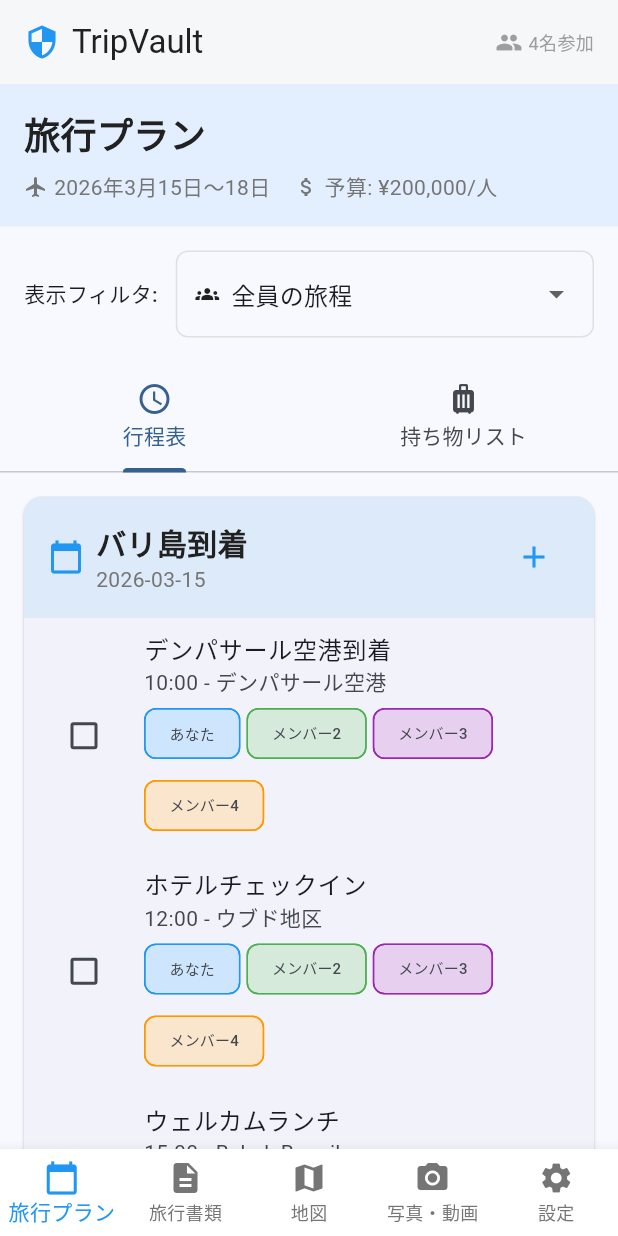
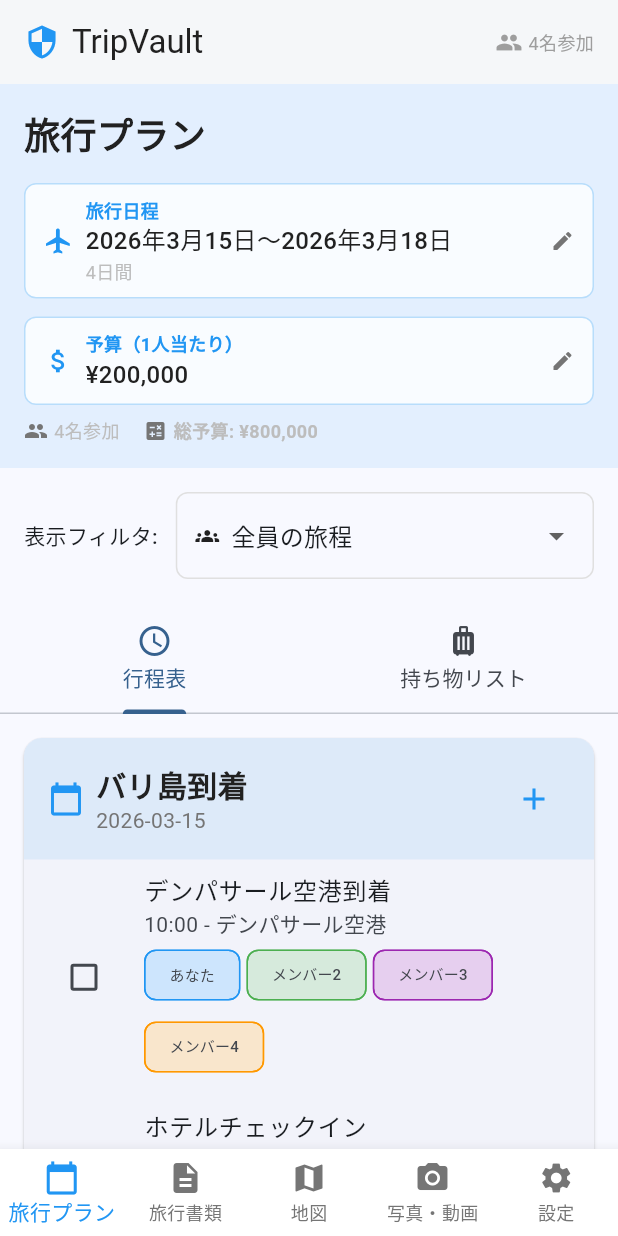
Before and after one commit to shimogun/TripVault, a Flutter app: the screen it shows after launch, on a phone screen of 412 x 824 dp. Run offline on Flutter 3.47's test engine with Material 3 defaults, Android fonts, the phone set to English and light mode, and no system bars; our stand-ins replace cached_network_image, cloud_firestore, connectivity_plus, firebase_auth, firebase_core, firebase_messaging and 10 more; accounts and stored records are empty.

Commit message:
Add editable travel date and budget functionality to itinerary header
- Create TripInfo model for travel information management
- Implement EditableTripHeader widget with date picker and budget editor
- Add date range picker for travel dates with visual feedback
- Add inline budget editing with currency formatting
- Calculate and display trip duration and total budget automatically
- Replace static header with interactive editable components
- Support number formatting for budget input (commas, currency)
- Maintain consistent styling with app theme

Features added:
✓ Tap date section to open date range picker
✓ Tap budget section to edit budget per person
✓ Auto-calculate total budget and trip duration
✓ Proper input validation and formatting

🤖 Generated with [Claude Code](https://claude.ai/code)

Co-Authored-By: Claude <noreply@anthropic.com>

```diff
--- /dev/null
+++ b/lib/models/trip_info.dart
@@ -0,0 +1,84 @@
+class TripInfo {
+  final String id;
+  String title;
+  String destination;
+  DateTime startDate;
+  DateTime endDate;
+  double budgetPerPerson;
+  int participantCount;
+
+  TripInfo({
+    required this.id,
+    required this.title,
+    required this.destination,
+    required this.startDate,
+    required this.endDate,
+    required this.budgetPerPerson,
+    required this.participantCount,
+  });
+
+  // 旅行日数を計算
+  int get durationInDays {
+    return endDate.difference(startDate).inDays + 1;
+  }
+
+  // 総予算を計算
+  double get totalBudget {
+    return budgetPerPerson * participantCount;
+  }
+
+  // 日付範囲の文字列表現
+  String get dateRangeString {
+    final startFormatted = '${startDate.year}年${startDate.month}月${startDate.day}日';
+    final endFormatted = '${endDate.year}年${endDate.month}月${endDate.day}日';
+    return '$startFormatted〜$endFormatted';
+  }
+
+  // 予算の文字列表現
+  String get budgetString {
+    return '¥${budgetPerPerson.toStringAsFixed(0)}/人';
+  }
+
+  Map<String, dynamic> toMap() {
+    return {
+      'id': id,
+      'title': title,
+      'destination': destination,
+      'startDate': startDate.toIso8601String(),
+      'endDate': endDate.toIso8601String(),
+      'budgetPerPerson': budgetPerPerson,
+      'participantCount': participantCount,
+    };
+  }
+
+  factory TripInfo.fromMap(Map<String, dynamic> map) {
+    return TripInfo(
+      id: map['id'],
+      title: map['title'],
+      destination: map['destination'],
+      startDate: DateTime.parse(map['startDate']),
+      endDate: DateTime.parse(map['endDate']),
+      budgetPerPerson: map['budgetPerPerson']?.toDouble() ?? 0.0,
+      participantCount: map['participantCount'] ?? 1,
+    );
+  }
+
+  TripInfo copyWith({
+    String? title,
+    String? destination,
+    DateTime? startDate,
+    DateTime? endDate,
+    double? budgetPerPerson,
+    int? participantCount,
+  }) {
+    return TripInfo(
+      id: id,
+      title: title ?? this.title,
+      destination: destination ?? this.destination,
+      startDate: startDate ?? this.startDate,
+      endDate: endDate ?? this.endDate,
+      budgetPerPerson: budgetPerPerson ?? this.budgetPerPerson,
+      participantCount: participantCount ?? this.participantCount,
+    );
+  }
+}
--- a/lib/screens/itinerary_screen.dart
+++ b/lib/screens/itinerary_screen.dart
@@ -1,7 +1,9 @@
 import 'package:flutter/material.dart';
 import '../models/trip_models.dart';
+import '../models/trip_info.dart';
 import '../constants/app_constants.dart';
 import '../constants/app_theme.dart';
+import '../widgets/editable_trip_header.dart';
 
 class ItineraryScreen extends StatefulWidget {
   const ItineraryScreen({super.key});
@@ -17,6 +19,28 @@ class _ItineraryScreenState extends State<ItineraryScreen> {
   String _newLocation = '';
   String _selectedFilter = 'all'; // all, me, group
 
+  late TripInfo _tripInfo;
+
+  @override
+  void initState() {
+    super.initState();
+    _tripInfo = TripInfo(
+      id: 'trip_001',
+      title: 'バリ島旅行',
+      destination: 'バリ島、インドネシア',
+      startDate: DateTime(2026, 3, 15),
+      endDate: DateTime(2026, 3, 18),
+      budgetPerPerson: 200000,
+      participantCount: 4,
+    );
+  }
+
+  void _onTripInfoChanged(TripInfo newTripInfo) {
+    setState(() {
+      _tripInfo = newTripInfo;
+    });
+    // TODO: 実際のアプリではここでFirestoreに保存
+  }
 
   List<PackingItem> _packingItems = [
     PackingItem(id: 1, name: 'パスポート', category: '必需品'),
@@ -237,36 +261,9 @@ class _ItineraryScreenState extends State<ItineraryScreen> {
       body: Column(
         children: [
           // Header section
-          Container(
-            padding: const EdgeInsets.all(16),
-            color: AppTheme.primaryColor.withValues(alpha: 0.1),
-            child: Column(
-              crossAxisAlignment: CrossAxisAlignment.start,
-              children: [
-                Text(
-                  AppStrings.itineraryTab,
-                  style: AppTextStyles.h2,
-                ),
-                const SizedBox(height: 8),
-                Row(
-                  children: [
-                    const Icon(Icons.flight, size: 16, color: AppTheme.textSecondary),
-                    const SizedBox(width: 4),
-                    const Text(
-                      '2026年3月15日〜18日',
-                      style: TextStyle(color: AppTheme.textSecondary),
-                    ),
-                    const SizedBox(width: 16),
-                    const Icon(Icons.attach_money, size: 16, color: AppTheme.textSecondary),
-                    const SizedBox(width: 4),
-                    const Text(
-                      '予算: ¥200,000/人',
-                      style: TextStyle(color: AppTheme.textSecondary),
-                    ),
-                  ],
-                ),
-              ],
-            ),
+          EditableTripHeader(
+            tripInfo: _tripInfo,
+            onTripInfoChanged: _onTripInfoChanged,
           ),
           // Filter section
           Container(
--- /dev/null
+++ b/lib/widgets/editable_trip_header.dart
@@ -0,0 +1,295 @@
+import 'package:flutter/material.dart';
+import 'package:flutter/services.dart';
+import 'package:intl/intl.dart';
+import '../models/trip_info.dart';
+import '../constants/app_theme.dart';
+import '../constants/app_constants.dart';
+
+class EditableTripHeader extends StatefulWidget {
+  final TripInfo tripInfo;
+  final Function(TripInfo) onTripInfoChanged;
+
+  const EditableTripHeader({
+    super.key,
+    required this.tripInfo,
+    required this.onTripInfoChanged,
+  });
+
+  @override
+  State<EditableTripHeader> createState() => _EditableTripHeaderState();
+}
+
+class _EditableTripHeaderState extends State<EditableTripHeader> {
+  late TripInfo _currentTripInfo;
+  final TextEditingController _budgetController = TextEditingController();
+  bool _isEditingBudget = false;
+
+  @override
+  void initState() {
+    super.initState();
+    _currentTripInfo = widget.tripInfo;
+    _budgetController.text = _currentTripInfo.budgetPerPerson.toStringAsFixed(0);
+  }
+
+  @override
+  void dispose() {
+    _budgetController.dispose();
+    super.dispose();
+  }
+
+  Future<void> _selectDateRange() async {
+    final DateTimeRange? picked = await showDateRangePicker(
+      context: context,
+      firstDate: DateTime.now(),
+      lastDate: DateTime.now().add(const Duration(days: 365 * 2)),
+      initialDateRange: DateTimeRange(
+        start: _currentTripInfo.startDate,
+        end: _currentTripInfo.endDate,
+      ),
+      builder: (context, child) {
+        return Theme(
+          data: Theme.of(context).copyWith(
+            colorScheme: ColorScheme.fromSeed(seedColor: AppTheme.primaryColor),
+          ),
+          child: child!,
+        );
+      },
+    );
+
+    if (picked != null) {
+      setState(() {
+        _currentTripInfo = _currentTripInfo.copyWith(
+          startDate: picked.start,
+          endDate: picked.end,
+        );
+      });
+      widget.onTripInfoChanged(_currentTripInfo);
+    }
+  }
+
+  void _saveBudget() {
+    final budgetText = _budgetController.text.replaceAll(',', '');
+    final budget = double.tryParse(budgetText) ?? _currentTripInfo.budgetPerPerson;
+
+    setState(() {
+      _currentTripInfo = _currentTripInfo.copyWith(budgetPerPerson: budget);
+      _isEditingBudget = false;
+    });
+    widget.onTripInfoChanged(_currentTripInfo);
+  }
+
+  void _cancelBudgetEdit() {
+    setState(() {
+      _budgetController.text = _currentTripInfo.budgetPerPerson.toStringAsFixed(0);
+      _isEditingBudget = false;
+    });
+  }
+
+  String _formatCurrency(double amount) {
+    final formatter = NumberFormat('#,###');
+    return '¥${formatter.format(amount)}';
+  }
+
+  @override
+  Widget build(BuildContext context) {
+    return Container(
+      padding: const EdgeInsets.all(16),
+      color: AppTheme.primaryColor.withValues(alpha: 0.1),
+      child: Column(
+        crossAxisAlignment: CrossAxisAlignment.start,
+        children: [
+          Text(
+            AppStrings.itineraryTab,
+            style: AppTextStyles.h2,
+          ),
+          const SizedBox(height: 16),
+
+          // 日程選択セクション
+          InkWell(
+            onTap: _selectDateRange,
+            borderRadius: BorderRadius.circular(8),
+            child: Container(
+              padding: const EdgeInsets.symmetric(vertical: 8, horizontal: 12),
+              decoration: BoxDecoration(
+                border: Border.all(color: AppTheme.primaryColor.withValues(alpha: 0.3)),
+                borderRadius: BorderRadius.circular(8),
+                color: Colors.white.withValues(alpha: 0.8),
+              ),
+              child: Row(
+                children: [
+                  const Icon(Icons.flight, size: 20, color: AppTheme.primaryColor),
+                  const SizedBox(width: 8),
+                  Expanded(
+                    child: Column(
+                      crossAxisAlignment: CrossAxisAlignment.start,
+                      children: [
+                        Text(
+                          '旅行日程',
+                          style: AppTextStyles.caption.copyWith(
+                            color: AppTheme.primaryColor,
+                            fontWeight: FontWeight.w600,
+                          ),
+                        ),
+                        Text(
+                          _currentTripInfo.dateRangeString,
+                          style: AppTextStyles.body1.copyWith(
+                            fontWeight: FontWeight.w500,
+                          ),
+                        ),
+                        Text(
+                          '${_currentTripInfo.durationInDays}日間',
+                          style: AppTextStyles.caption,
+                        ),
+                      ],
+                    ),
+                  ),
+                  const Icon(Icons.edit, size: 16, color: AppTheme.textSecondary),
+                ],
+              ),
+            ),
+          ),
+
+          const SizedBox(height: 12),
+
+          // 予算編集セクション
+          InkWell(
+            onTap: () {
+              setState(() {
+                _isEditingBudget = true;
+              });
+            },
+            borderRadius: BorderRadius.circular(8),
+            child: Container(
+              padding: const EdgeInsets.symmetric(vertical: 8, horizontal: 12),
+              decoration: BoxDecoration(
+                border: Border.all(color: AppTheme.primaryColor.withValues(alpha: 0.3)),
+                borderRadius: BorderRadius.circular(8),
+                color: Colors.white.withValues(alpha: 0.8),
+              ),
+              child: Row(
+                children: [
+                  const Icon(Icons.attach_money, size: 20, color: AppTheme.primaryColor),
+                  const SizedBox(width: 8),
+                  Expanded(
+                    child: _isEditingBudget
+                        ? _buildBudgetEditField()
+                        : _buildBudgetDisplay(),
+                  ),
+                  if (!_isEditingBudget)
+                    const Icon(Icons.edit, size: 16, color: AppTheme.textSecondary),
+                ],
+              ),
+            ),
+          ),
+
+          const SizedBox(height: 8),
+
+          // 参加者情報
+          Row(
+            children: [
+              const Icon(Icons.people, size: 16, color: AppTheme.textSecondary),
+              const SizedBox(width: 4),
+              Text(
+                '${_currentTripInfo.participantCount}名参加',
+                style: AppTextStyles.caption,
+              ),
+              const SizedBox(width: 16),
+              const Icon(Icons.calculate, size: 16, color: AppTheme.textSecondary),
+              const SizedBox(width: 4),
+              Text(
+                '総予算: ${_formatCurrency(_currentTripInfo.totalBudget)}',
+                style: AppTextStyles.caption.copyWith(
+                  fontWeight: FontWeight.w600,
+                ),
+              ),
+            ],
+          ),
+        ],
+      ),
+    );
+  }
+
+  Widget _buildBudgetDisplay() {
+    return Column(
+      crossAxisAlignment: CrossAxisAlignment.start,
+      children: [
+        Text(
+          '予算（1人当たり）',
+          style: AppTextStyles.caption.copyWith(
+            color: AppTheme.primaryColor,
+            fontWeight: FontWeight.w600,
+          ),
+        ),
+        Text(
+          _formatCurrency(_currentTripInfo.budgetPerPerson),
+          style: AppTextStyles.body1.copyWith(
+            fontWeight: FontWeight.w500,
+          ),
+        ),
+      ],
+    );
+  }
+
+  Widget _buildBudgetEditField() {
+    return Column(
+      crossAxisAlignment: CrossAxisAlignment.start,
+      children: [
+        Text(
+          '予算（1人当たり）',
+          style: AppTextStyles.caption.copyWith(
+            color: AppTheme.primaryColor,
+            fontWeight: FontWeight.w600,
+          ),
+        ),
+        Row(
+          children: [
+            Expanded(
+              child: TextField(
+                controller: _budgetController,
+                keyboardType: TextInputType.number,
+                inputFormatters: [
+                  FilteringTextInputFormatter.digitsOnly,
+                  TextInputFormatter.withFunction((oldValue, newValue) {
+                    if (newValue.text.isEmpty) return newValue;
+                    final number = int.tryParse(newValue.text.replaceAll(',', ''));
+                    if (number == null) return oldValue;
+                    final formatter = NumberFormat('#,###');
+                    return TextEditingValue(
+                      text: formatter.format(number),
+                      selection: TextSelection.collapsed(
+                        offset: formatter.format(number).length,
+                      ),
+                    );
+                  }),
+                ],
+                style: AppTextStyles.body1.copyWith(fontWeight: FontWeight.w500),
+                decoration: const InputDecoration(
+                  isDense: true,
+                  contentPadding: EdgeInsets.symmetric(vertical: 4),
+                  border: UnderlineInputBorder(),
+                  prefixText: '¥',
+                  suffixText: '/人',
+                ),
+                autofocus: true,
+                onSubmitted: (_) => _saveBudget(),
+              ),
+            ),
+            const SizedBox(width: 8),
+            IconButton(
+              icon: const Icon(Icons.check, color: AppTheme.successColor),
+              onPressed: _saveBudget,
+              padding: EdgeInsets.zero,
+              constraints: const BoxConstraints(minWidth: 32, minHeight: 32),
+            ),
+            IconButton(
+              icon: const Icon(Icons.close, color: AppTheme.errorColor),
+              onPressed: _cancelBudgetEdit,
+              padding: EdgeInsets.zero,
+              constraints: const BoxConstraints(minWidth: 32, minHeight: 32),
+            ),
+          ],
+        ),
+      ],
+    );
+  }
+}
```
